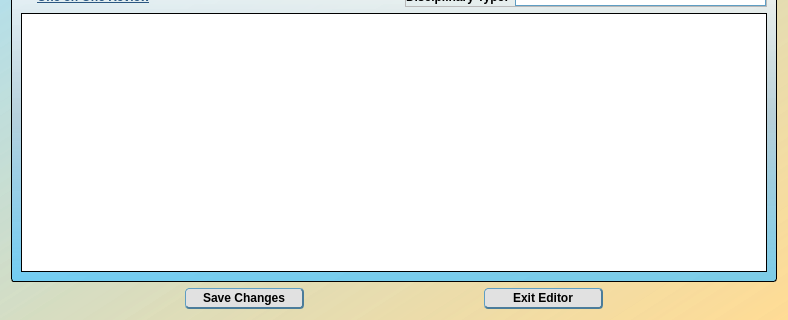
Above: Ui_Files/review_reader.ui from jakesb27/Manager_KPI_Tracker before the change; both pictures show x 0 to 788 and y 182 to 502 of the 788 by 502 pixel window. Below: the same form after it.
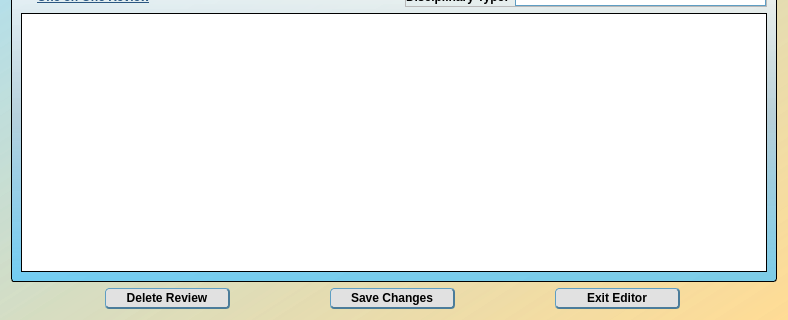
That is the form after the change. The open tabs and pages were chosen to show the change. Icons and pictures are not drawn.

Commit message: finished reviews and all functionality for each gui.

The edit to the form file:
```diff
--- a/Ui_Files/review_reader.ui
+++ b/Ui_Files/review_reader.ui
@@ -423,17 +423,36 @@
        <property name="bottomMargin">
         <number>0</number>
        </property>
+       <item>
+        <widget class="QPushButton" name="deleteReview">
+         <property name="minimumSize">
+          <size>
+           <width>125</width>
+           <height>0</height>
+          </size>
+         </property>
+         <property name="maximumSize">
+          <size>
+           <width>125</width>
+           <height>16777215</height>
+          </size>
+         </property>
+         <property name="text">
+          <string>Delete Review</string>
+         </property>
+        </widget>
+       </item>
        <item>
         <widget class="QPushButton" name="saveButton">
          <property name="minimumSize">
           <size>
-           <width>119</width>
+           <width>125</width>
            <height>0</height>
           </size>
          </property>
          <property name="maximumSize">
           <size>
-           <width>119</width>
+           <width>125</width>
            <height>16777215</height>
           </size>
          </property>
@@ -446,13 +465,13 @@
         <widget class="QPushButton" name="exitEdit">
          <property name="minimumSize">
           <size>
-           <width>119</width>
+           <width>125</width>
            <height>0</height>
           </size>
          </property>
          <property name="maximumSize">
           <size>
-           <width>119</width>
+           <width>125</width>
            <height>16777215</height>
           </size>
          </property>
```
Left out of the diff: 2 changed lines with no effect on the pictures. The commit also changes 10 other files.
